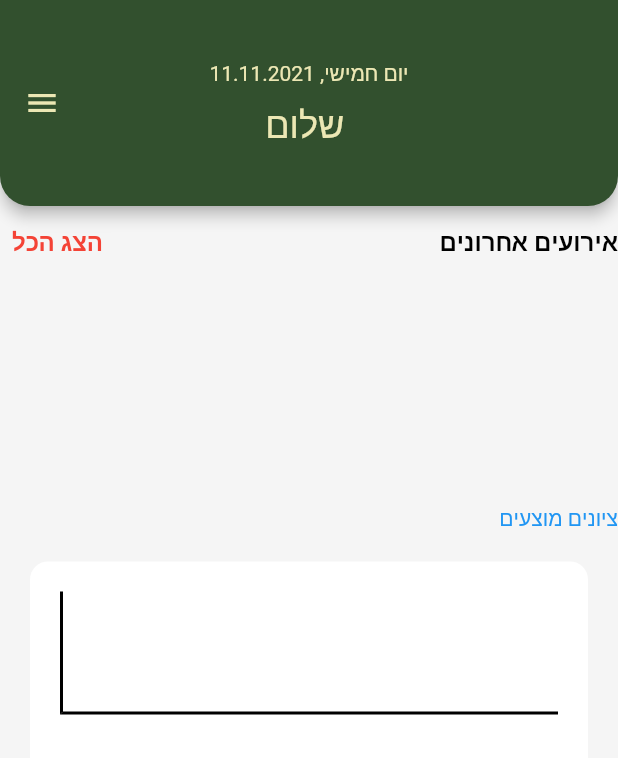
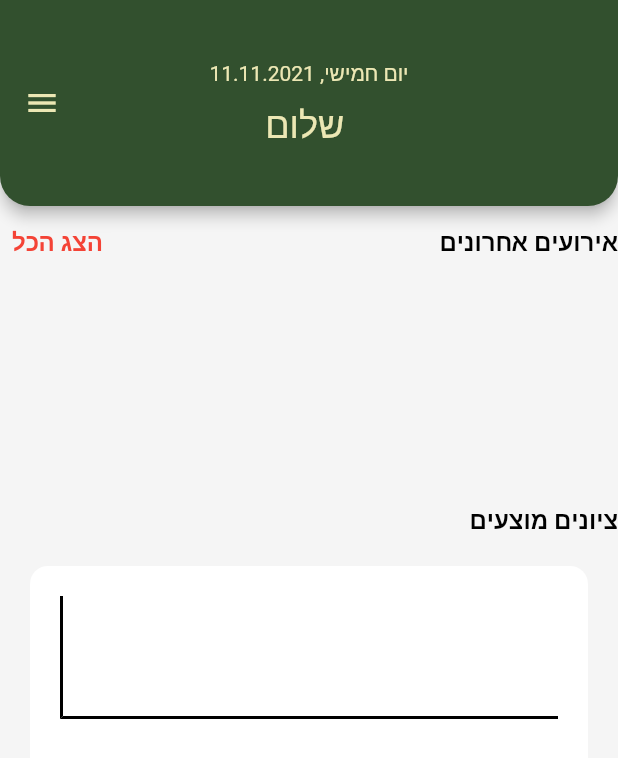
Before and after one commit to shacharmiron/idfitness-lite, a Flutter app: the HomeScreen screen opened by its route, on a phone screen of 412 x 824 dp. Shown: the top 758 px of the screen. Run offline on Flutter 3.47's test engine with Material 2 defaults, Android fonts, the phone set to English and light mode, and no system bars; drawn by our look-alikes of fl_chart; accounts and stored records are empty; generated files the repository leaves out were written again; network calls fail.

Commit message:
Changed title style

```diff
--- a/client/idfitness_lite/lib/widgets/avg_results.dart
+++ b/client/idfitness_lite/lib/widgets/avg_results.dart
@@ -33,7 +33,14 @@ class _AvgResultsState extends State<AvgResults> {
     }
 
     return Column(crossAxisAlignment: CrossAxisAlignment.end, children: [
-      const Text("ציונים מוצעים"),
+      const Text(
+        "ציונים מוצעים",
+        style: TextStyle(
+          color: Colors.black,
+          fontWeight: FontWeight.w600,
+          fontSize: 16,
+        ),
+      ),
       Container(
         padding: const EdgeInsets.all(20),
         margin: const EdgeInsets.all(20),
```
